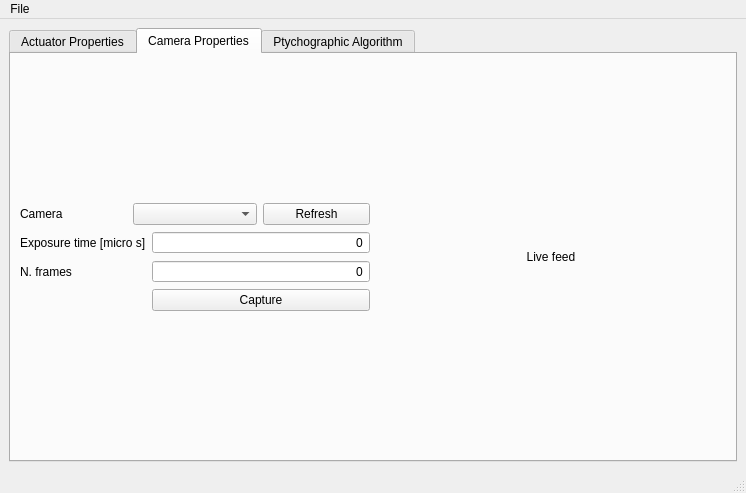
This is main_window.ui in David-Berardi/ptychographic-suite as Qt 5 draws it before an edit. The edited form follows.
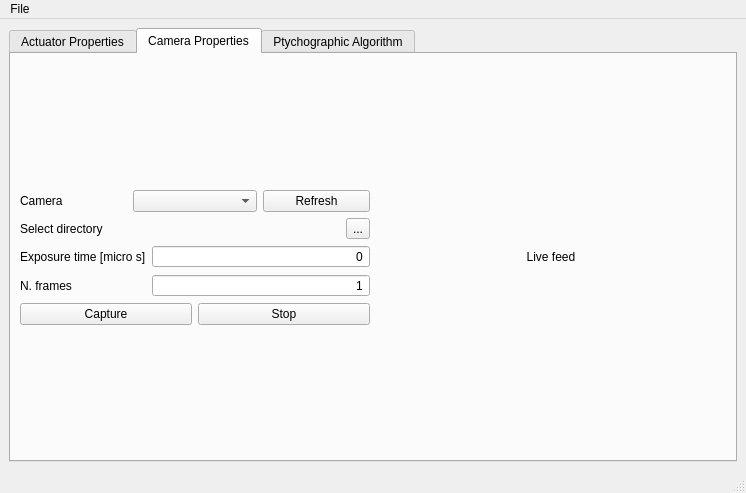
This is the edited form. The open tabs and pages were chosen to show the change.

Commit message: Added: + capture button functionality with number of frames (exposure TBD) + folder selection for image save + stop button to end camera thread and reset camera gui tab

What changed in the file:
```diff
--- a/main_window.ui
+++ b/main_window.ui
@@ -756,6 +756,31 @@
             </item>
            </layout>
           </item>
+          <item>
+           <layout class="QHBoxLayout" name="horizontalLayout_5">
+            <item>
+             <widget class="QLabel" name="select_label">
+              <property name="text">
+               <string>Select directory</string>
+              </property>
+             </widget>
+            </item>
+            <item>
+             <widget class="QLabel" name="directory_label">
+              <property name="text">
+               <string/>
+              </property>
+             </widget>
+            </item>
+            <item>
+             <widget class="QToolButton" name="directory_button">
+              <property name="text">
+               <string>...</string>
+              </property>
+             </widget>
+            </item>
+           </layout>
+          </item>
           <item>
            <layout class="QFormLayout" name="formLayout">
             <property name="formAlignment">
@@ -799,9 +824,35 @@
               <property name="keyboardTracking">
                <bool>false</bool>
               </property>
+              <property name="minimum">
+               <number>1</number>
+              </property>
+              <property name="maximum">
+               <number>100</number>
+              </property>
              </widget>
             </item>
-            <item row="2" column="1">
+           </layout>
+          </item>
+          <item>
+           <layout class="QGridLayout" name="gridLayout_8">
+            <item row="0" column="1">
+             <widget class="QPushButton" name="stop_button">
+              <property name="sizePolicy">
+               <sizepolicy hsizetype="Minimum" vsizetype="Fixed">
+                <horstretch>0</horstretch>
+                <verstretch>0</verstretch>
+               </sizepolicy>
+              </property>
+              <property name="layoutDirection">
+               <enum>Qt::LeftToRight</enum>
+              </property>
+              <property name="text">
+               <string>Stop</string>
+              </property>
+             </widget>
+            </item>
+            <item row="0" column="0">
              <widget class="QPushButton" name="capture_button">
               <property name="text">
                <string>Capture</string>
```
Left out of the diff: 2 changed lines with no effect on the pictures. The commit also changes 4 other files.
